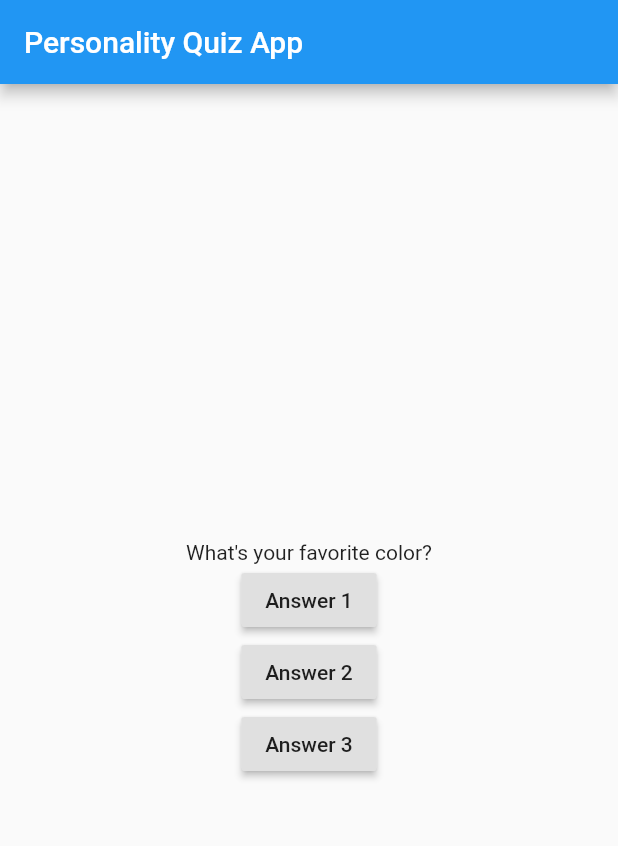
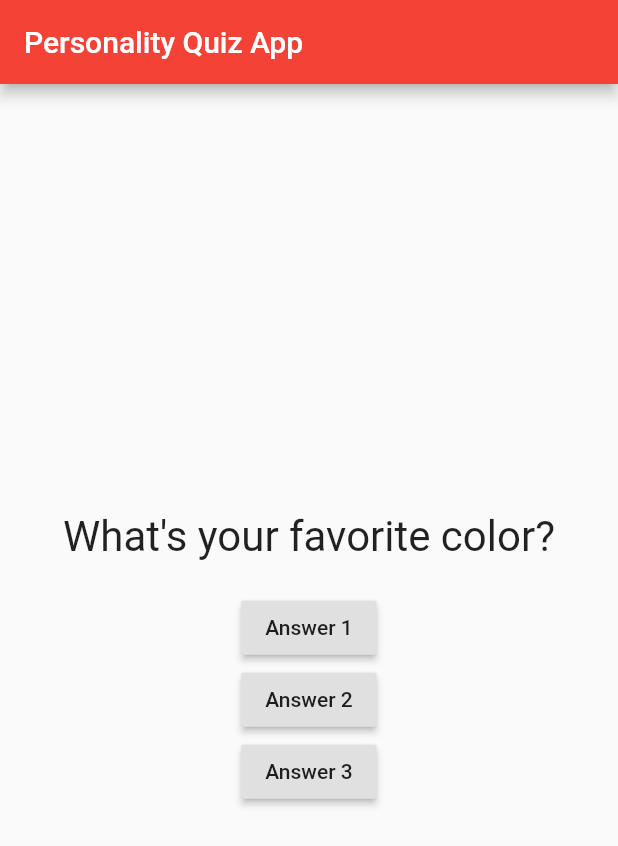
Before and after one commit to perezjoyce/basic_quiz, a Flutter app: the screen it shows after launch, on a phone screen of 412 x 824 dp. Shown: the top 846 px of the screen. Run offline on Flutter 3.47's test engine with Material 2 defaults, Android fonts, the phone set to English and light mode, and no system bars.

Commit message:
styling and layouting widgets

```diff
--- a/lib/main.dart
+++ b/lib/main.dart
@@ -36,6 +36,11 @@ class _MyAppState extends State<MyApp> {
     ];
 
     return MaterialApp(
+      title: 'Personality Quiz App',
+      theme: ThemeData(
+        primarySwatch: Colors.red,
+        visualDensity: VisualDensity.adaptivePlatformDensity,
+      ),
       home: Scaffold(
           appBar: AppBar(
             title: Text('Personality Quiz App'),
--- a/lib/question.dart
+++ b/lib/question.dart
@@ -9,6 +9,12 @@ class Question extends StatelessWidget {
 
   @override
   Widget build(BuildContext context) {
-    return Text(questionText);
+    return Container(
+      margin: EdgeInsets.only(bottom: 20),
+      child: Text(
+        questionText,
+        style: TextStyle(fontSize: 28),
+      ),
+    );
   }
 }
```
